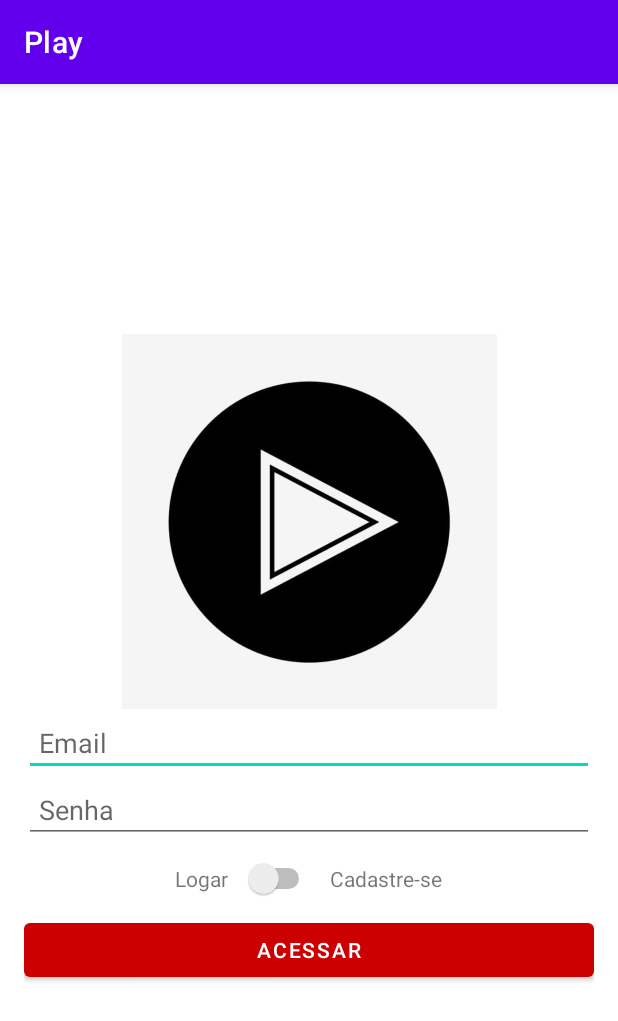
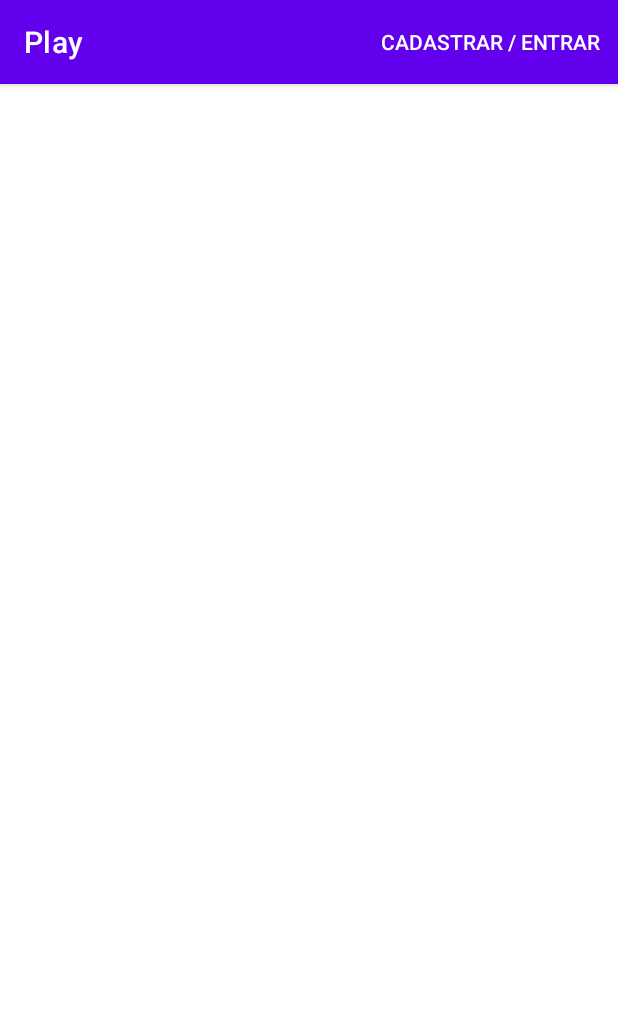
Before and after one commit to robsondejesus1996/Play---Desenvolvimento-para-Dispositivos-M-veis-, an Android app: the screen it shows after launch (MainActivity before the commit, AnunciosActivity after it), on a phone screen of 412 x 824 dp. Shown: the top 1021 px of the screen. Run offline under Robolectric (Android 15) with nearby library versions, the phone set to English and light mode, and no system bars; our stand-ins replace Firebase (no records; nobody signed in at launch, a user with empty details on screens opened directly).

Commit message:
Implementação da funcionalidade de tela principal anúncios. Redirecionando usuários .

```diff
--- a/Play/app/src/main/AndroidManifest.xml
+++ b/Play/app/src/main/AndroidManifest.xml
@@ -9,13 +9,14 @@
         android:roundIcon="@mipmap/ic_launcher_round"
         android:supportsRtl="true"
         android:theme="@style/Theme.Play">
-        <activity android:name=".activity.MainActivity">
+        <activity android:name=".activity.AnunciosActivity">
             <intent-filter>
                 <action android:name="android.intent.action.MAIN" />
 
                 <category android:name="android.intent.category.LAUNCHER" />
             </intent-filter>
         </activity>
+    <activity android:name=".activity.CadastroActivity"></activity>
     </application>
 
 </manifest>
--- /dev/null
+++ b/Play/app/src/main/java/com/example/play/activity/AnunciosActivity.java
@@ -0,0 +1,61 @@
+package com.example.play.activity;
+
+import android.content.Intent;
+import android.os.Bundle;
+import android.view.Menu;
+import android.view.MenuItem;
+
+import androidx.annotation.NonNull;
+import androidx.appcompat.app.AppCompatActivity;
+
+import com.example.play.R;
+import com.google.firebase.auth.FirebaseAuth;
+
+public class AnunciosActivity extends AppCompatActivity {
+
+    private FirebaseAuth autenticacao = FirebaseAuth.getInstance();
+
+
+
+    @Override
+    protected void onCreate(Bundle savedInstanceState) {
+        super.onCreate(savedInstanceState);
+        setContentView(R.layout.activity_anuncios);
+    }
+
+    @Override
+    public boolean onCreateOptionsMenu(Menu menu) {
+        autenticacao = FirebaseAuth.getInstance();
+        //autenticacao.signOut();
+        getMenuInflater().inflate(R.menu.menu_main, menu);
+        return super.onCreateOptionsMenu(menu);
+
+
+    }
+
+    @Override
+    public boolean onPrepareOptionsMenu(Menu menu) {
+        //verificar se o usuario esta logado
+        if(autenticacao.getCurrentUser() == null){//usuario deslogado
+            menu.setGroupVisible(R.id.group_deslogado, true);
+        }else{//usuario logado
+            menu.setGroupVisible(R.id.group_logado, true);
+        }
+        return super.onPrepareOptionsMenu(menu);
+    }
+
+    @Override
+    public boolean onOptionsItemSelected(@NonNull MenuItem item) {
+
+        switch ( item.getItemId()){
+            case R.id.menu_cadastrar:
+                startActivity( new Intent(getApplicationContext(), CadastroActivity.class));
+            case R.id.menu_sair:
+                autenticacao.signOut();
+                invalidateOptionsMenu();
+                break;
+        }
+
+        return super.onOptionsItemSelected(item);
+    }
+}
--- /dev/null
+++ b/Play/app/src/main/res/layout/activity_anuncios.xml
@@ -0,0 +1,9 @@
+<?xml version="1.0" encoding="utf-8"?>
+<androidx.constraintlayout.widget.ConstraintLayout xmlns:android="http://schemas.android.com/apk/res/android"
+    xmlns:app="http://schemas.android.com/apk/res-auto"
+    xmlns:tools="http://schemas.android.com/tools"
+    android:layout_width="match_parent"
+    android:layout_height="match_parent"
+    tools:context=".activity.AnunciosActivity">
+
+</androidx.constraintlayout.widget.ConstraintLayout>
--- a/Play/app/src/main/res/layout/activity_main.xml
+++ b/Play/app/src/main/res/layout/activity_cadastro.xml
@@ -7,7 +7,7 @@
     android:layout_margin="16dp"
     android:gravity="center"
     android:orientation="vertical"
-    tools:context=".activity.MainActivity" >
+    tools:context=".activity.CadastroActivity" >
 
     <ImageView
         android:id="@+id/imageView"
--- /dev/null
+++ b/Play/app/src/main/res/menu/menu_main.xml
@@ -0,0 +1,24 @@
+<?xml version="1.0" encoding="utf-8"?>
+<menu xmlns:android="http://schemas.android.com/apk/res/android"
+    xmlns:app="http://schemas.android.com/apk/res-auto">
+
+
+    <group android:id="@+id/group_logado" android:visible="false">
+
+        <item android:id="@+id/menu_anuncios"
+            android:title="Meus anúncios"/>
+
+        <item android:id="@+id/menu_sair"
+            android:title="Sair"/>
+
+    </group>
+
+    <group android:id="@+id/group_deslogado" android:visible="false">
+
+        <item android:id="@+id/menu_cadastrar"
+            android:title="Cadastrar / Entrar"
+            app:showAsAction="always"/>
+
+    </group>
+
+</menu>
```
Also changed, not shown: Play/app/src/main/java/com/example/play/activity/CadastroActivity.java (renamed from Play/app/src/main/java/com/example/play/activity/MainActivity.java, +12 -9 lines).
